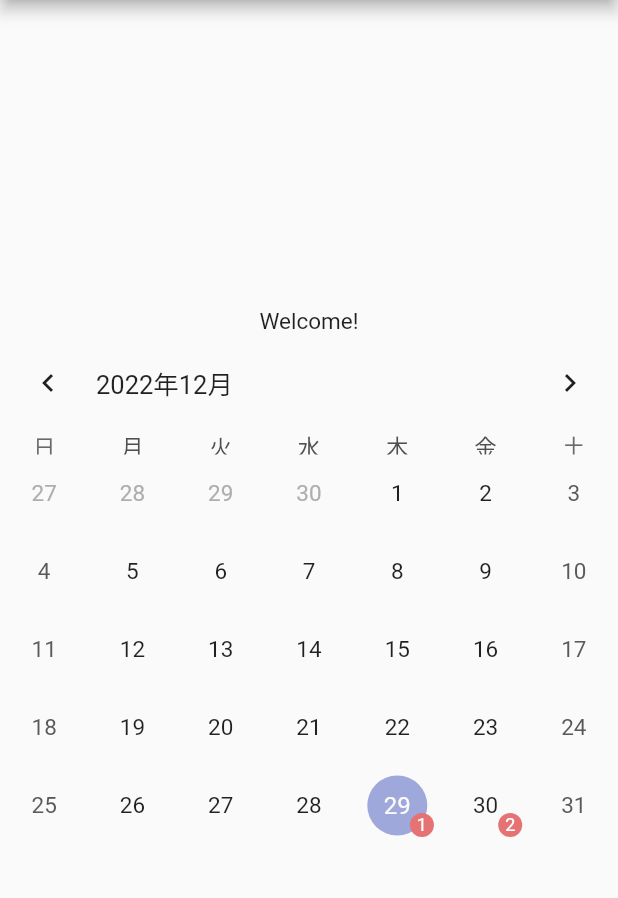
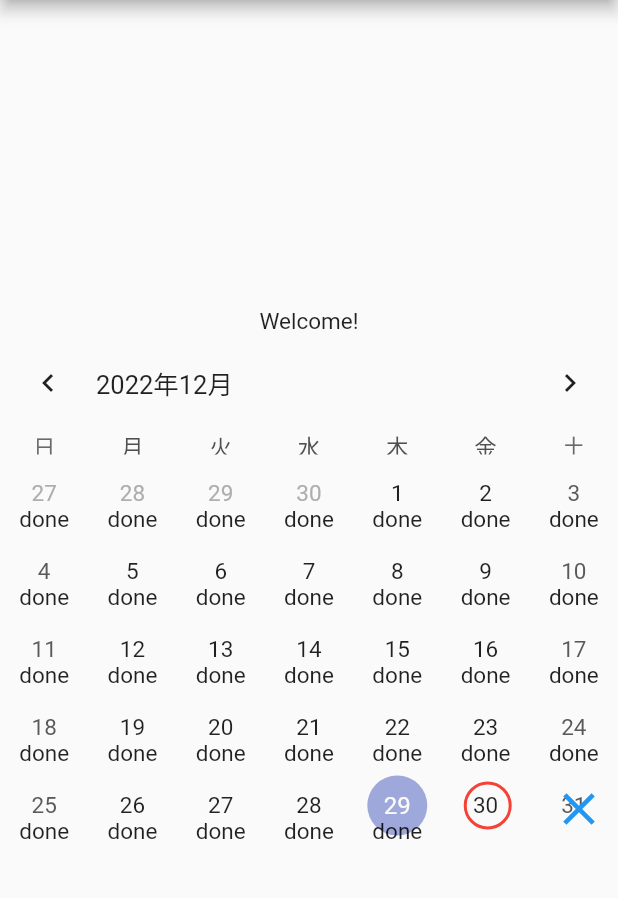
Before and after one commit to harooon-511/Calenders, a Flutter app: the TableCalenderPage screen opened by its route, on a phone screen of 412 x 824 dp, the part 84-982 px from its top. Run offline on Flutter 3.47's test engine with Material 2 defaults, Android fonts, the phone set to English and light mode, and no system bars; drawn by our look-alikes of table_calendar; our stand-ins replace flutter_riverpod, go_router, syncfusion_flutter_datepicker.

Commit message:
Range picker & table calender

```diff
--- a/lib/pages/date_picker.dart
+++ b/lib/pages/date_picker.dart
@@ -1,18 +1,14 @@
 import 'package:calender/provider/main.dart';
 import 'package:flutter/material.dart';
 import 'package:flutter_riverpod/flutter_riverpod.dart';
+import 'package:go_router/go_router.dart';
 import 'package:intl/intl.dart';
 import 'package:syncfusion_flutter_datepicker/datepicker.dart';
-import 'package:go_router/go_router.dart';
 
 import '../routes.dart';
 
-
-
 class DatePickerPage extends ConsumerWidget {
   const DatePickerPage({super.key});
-
-
 
   @override
   Widget build(BuildContext context, WidgetRef ref) {
@@ -21,10 +17,14 @@ class DatePickerPage extends ConsumerWidget {
 
     void _onSelectionChanged(DateRangePickerSelectionChangedArgs args) {
       final format = DateFormat('y年M月d日');
-      ref.read(startDateProvider.notifier).update((state) => format.format(args.value.startDate));
-      ref.read(endDateProvider.notifier).update((state) => format.format(args.value.endDate));
-      print(startDate);
-      print(endDate);
+      ref
+          .read(startDateProvider.notifier)
+          .update((state) => format.format(args.value.startDate));
+      ref
+          .read(endDateProvider.notifier)
+          .update((state) => format.format(args.value.endDate));
+      debugPrint(startDate);
+      debugPrint(endDate);
     }
 
     return Scaffold(
@@ -42,9 +42,8 @@ class DatePickerPage extends ConsumerWidget {
               selectionMode: DateRangePickerSelectionMode.range,
             ),
             ElevatedButton(
-              onPressed: ()=>context.go(Routes.tableCalender),
-              child: const Text('Check Availability')
-            ),
+                onPressed: () => context.go(Routes.tableCalender),
+                child: const Text('Check Availability')),
           ],
         ),
       ),
--- a/lib/pages/table_calender.dart
+++ b/lib/pages/table_calender.dart
@@ -1,6 +1,6 @@
 import 'dart:collection';
 
-import 'package:calender/provider/main.dart';
+import 'package:calender/provider/table_calender.dart';
 import 'package:flutter/material.dart';
 import 'package:flutter_riverpod/flutter_riverpod.dart';
 import 'package:intl/intl.dart';
@@ -11,22 +11,39 @@ class TableCalenderPage extends ConsumerWidget {
 
   @override
   Widget build(BuildContext context, WidgetRef ref) {
-    Map<DateTime, List> _eventsList = {};
+    // 実際はList Itemなどで作成し、APIから選択して持ってきたアイテムの予約データのみを取ってこれる
+    // (フィルタリングはrepositoryで行う)
+    var _eventsList = ref.watch(eventsListProvider).eventsList;
+
+    List weddingDress = ref.read(eventsListProvider).weddingDress;
+    List suits = ref.read(eventsListProvider).suits;
+
+    // String→DateTime変換
+    final _dateFormatter = DateFormat('y-M-d');
+    DateTime getDatetime(String datetimeStr) {
+      DateTime? result = DateTime.now();
+      try {
+        result = _dateFormatter.parseStrict(datetimeStr);
+      } on Exception catch (e) {
+        debugPrint(e.toString());
+        result = null; // 変換に失敗した場合の処理
+      }
+      return result!;
+    }
+
+    for (var i = 0; i < weddingDress.length; i++) {
+      final element = getDatetime(weddingDress[i]);
+      ref.watch(eventsListProvider).eventsList[element] = ['試着'];
+    }
+    for (var i = 0; i < suits.length; i++) {
+      final element = getDatetime(suits[i]);
+      ref.watch(eventsListProvider).eventsList[element] = ['試着'];
+    }
 
     // DateTime型から20210930の8桁のint型へ変換
     int getHashCode(DateTime key) {
       return key.day * 1000000 + key.month * 10000 + key.year;
     }
-
-    _eventsList = {
-      DateTime.now(): ['Event A7'],
-      DateTime.now().add(Duration(days: 1)): [
-        'Event A8',
-        'Event B8',
-      ],
-      DateTime.now().add(Duration(days: 11)):
-          Set.from(['Event A9', 'Event A9', 'Event B9']).toList(),
-    };
 
     final _events = LinkedHashMap<DateTime, List>(
       equals: isSameDay,
@@ -45,7 +62,7 @@ class TableCalenderPage extends ConsumerWidget {
         child: Column(
           mainAxisAlignment: MainAxisAlignment.center,
           children: <Widget>[
-            Text('Welcome!'),
+            const Text('Welcome!'),
             TableCalendar(
               locale: 'ja_JP',
               firstDay: DateTime.utc(2010, 10, 16),
@@ -56,13 +73,17 @@ class TableCalenderPage extends ConsumerWidget {
               ),
               eventLoader: getEventForDay,
               calendarBuilders: CalendarBuilders(
-              markerBuilder: (context, date, events) {
-                if (events.isNotEmpty) {
-                  return _buildEventsMarker(date, events);
-                }
-              },
-            ),
-        )],
+                markerBuilder: (context, date, events) {
+                  if (events.isNotEmpty && date.isAfter(DateTime.now())) {
+                    return _buildEventsMarker(date, events);
+                  } else if (events.isEmpty && date.isAfter(DateTime.now())) {
+                    return _buildNonEventsMarker(date, events);
+                  }
+                  return const Text('done');
+                },
+              ),
+            )
+          ],
         ),
       ),
     );
@@ -71,25 +92,37 @@ class TableCalenderPage extends ConsumerWidget {
 
 Widget _buildEventsMarker(DateTime date, List events) {
   return Positioned(
-    right: 5,
-    bottom: 5,
-    child: AnimatedContainer(
-      duration: const Duration(milliseconds: 300),
-      decoration: BoxDecoration(
-        shape: BoxShape.circle,
-        color: Colors.red[300],
-      ),
-      width: 16.0,
-      height: 16.0,
-      child: Center(
-        child: Text(
-          '${events.length}',
-          style: TextStyle().copyWith(
-            color: Colors.white,
-            fontSize: 12.0,
-          ),
+    right: 12,
+    bottom: 10,
+    child: Container(
+      width: 32.0,
+      height: 32.0,
+      child: const Center(
+        child: Icon(
+          Icons.close,
+          color: Colors.blue,
+          size: 36.0,
         ),
       ),
     ),
   );
 }
+
+Widget _buildNonEventsMarker(DateTime date, List events) {
+  return Positioned(
+    right: 12,
+    bottom: 10,
+    child: Container(
+      // duration: const Duration(milliseconds: 300),
+      decoration: BoxDecoration(
+        shape: BoxShape.circle,
+        border: Border.all(
+          color: Colors.red,
+          width: 2,
+        ),
+      ),
+      width: 32.0,
+      height: 32.0,
+    ),
+  );
+}
--- a/lib/provider/main.dart
+++ b/lib/provider/main.dart
@@ -1,4 +1,3 @@
-import 'package:flutter/foundation.dart';
 import 'package:flutter_riverpod/flutter_riverpod.dart';
 
 final startDateProvider = StateProvider<String>((ref) => 'start');
--- /dev/null
+++ b/lib/provider/table_calender.dart
@@ -0,0 +1,24 @@
+import 'package:flutter/foundation.dart';
+import 'package:flutter_riverpod/flutter_riverpod.dart';
+
+final eventsListProvider =
+    ChangeNotifierProvider((ref) => EventsListController());
+
+class EventsListController extends ChangeNotifier {
+  Map<DateTime, List> eventsList = {};
+
+  // 予約データ(y-M-d形式の場合)
+  // 本来はAPIから届いたデータがこんな感じで返ってくるはず。この形に落とし込む
+  List<String> weddingDress = <String>[
+    '2022-12-31',
+    '2023-01-01',
+    '2023-01-05',
+    '2023-01-20'
+  ];
+  List<String> suits = <String>[
+    '2022-11-30',
+    '2023-01-01',
+    '2023-01-06',
+    '2023-01-10'
+  ];
+}
```
Also changed, not shown: 1 other file.
